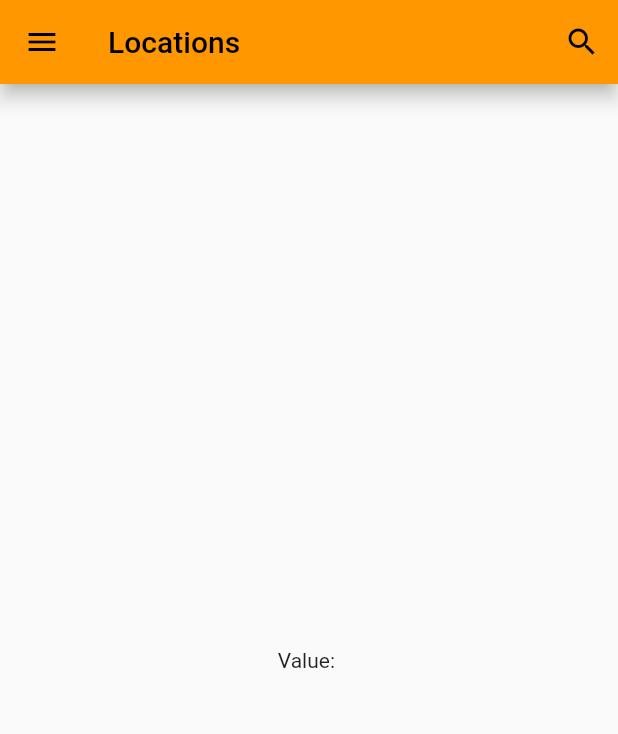
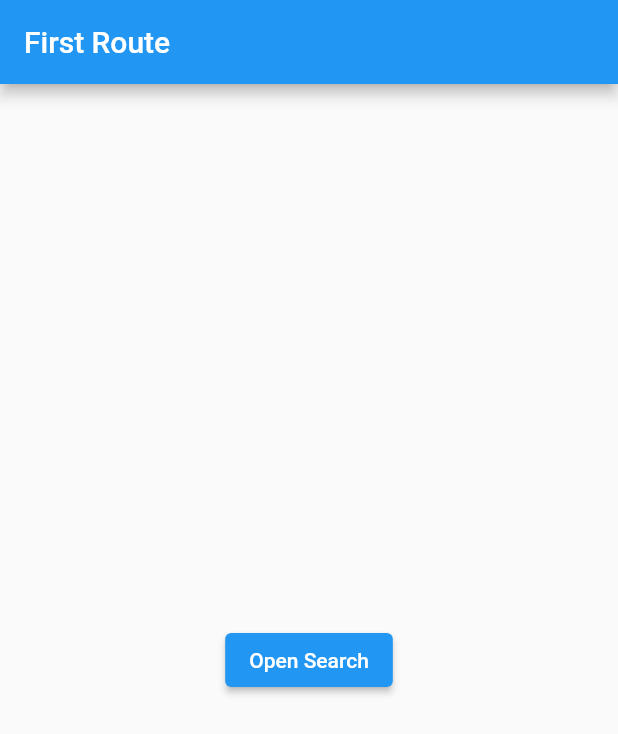
Before and after one commit to kausicmn/Mausam, a Flutter app: the screen it shows after launch, on a phone screen of 412 x 824 dp. Shown: the top 734 px of the screen. Run offline on Flutter 3.47's test engine with Material 2 defaults, Android fonts, the phone set to English and light mode, and no system bars; drawn by our look-alikes of easy_search_bar; our stand-ins replace shared_preferences.

Commit message:
Commit for search and diferent bar

```diff
--- /dev/null
+++ b/my_app/lib/SecondRoute.dart
@@ -0,0 +1,63 @@
+import 'package:easy_search_bar/easy_search_bar.dart';
+import 'package:flutter/material.dart';
+import 'package:easy_search_bar/easy_search_bar.dart';
+import 'package:shared_preferences/shared_preferences.dart';
+
+void main() {
+  runApp(const MyHomePage());
+}
+
+class MyHomePage extends StatefulWidget {
+  const MyHomePage({Key? key}) : super(key: key);
+
+  @override
+  State<MyHomePage> createState() => _MyHomePageState();
+}
+
+
+
+class _MyHomePageState extends State<MyHomePage> {
+  String searchValue = '';
+  final List<String> _suggestions = ['Afeganistan', 'Albania', 'Algeria', 'Australia', 'Brazil', 'German', 'Madagascar', 'Mozambique', 'Portugal', 'Zambia'];
+
+  @override
+  Widget build(BuildContext context) {
+    return  MaterialApp(
+        title: 'Example',
+        theme: ThemeData(
+            primarySwatch: Colors.orange
+        ),
+        home: Scaffold(
+            appBar: EasySearchBar(
+                title: const Text('Locations'),
+                onSearch: (value) => setState(() => searchValue = value),
+                suggestions: _suggestions
+            ),
+            drawer: Drawer(
+                child: ListView(
+                    padding: EdgeInsets.zero,
+                    children: [
+                      const DrawerHeader(
+                        decoration: BoxDecoration(
+                          color: Colors.blue,
+                        ),
+                        child: Text('Drawer Header'),
+                      ),
+                      ListTile(
+                          title: const Text('Item 1'),
+                          onTap: () => Navigator.pop(context)
+                      ),
+                      ListTile(
+                          title: const Text('Item 2'),
+                          onTap: () => Navigator.pop(context)
+                      )
+                    ]
+                )
+            ),
+            body: Center(
+                child: Text('Value: $searchValue')
+            )
+        )
+    );
+  }
+}
--- a/my_app/lib/main.dart
+++ b/my_app/lib/main.dart
@@ -1,59 +1,33 @@
-import 'package:easy_search_bar/easy_search_bar.dart';
 import 'package:flutter/material.dart';
+import 'package:my_app/SecondRoute.dart';
 
 void main() {
-  runApp(const MyHomePage());
+  runApp(const MaterialApp(
+    title: 'Navigation Basics',
+    home: FirstRoute(),
+  ));
 }
 
-class MyHomePage extends StatefulWidget {
-  const MyHomePage({Key? key}) : super(key: key);
-
-  @override
-  State<MyHomePage> createState() => _MyHomePageState();
-}
-
-class _MyHomePageState extends State<MyHomePage> {
-  String searchValue = '';
-  final List<String> _suggestions = ['Chico', 'Sacramento', 'San francisco', 'San jose', 'India', 'German', 'Madagascar', 'Mozambique', 'Portugal', 'Zambia'];
+class FirstRoute extends StatelessWidget {
+  const FirstRoute({super.key});
 
   @override
   Widget build(BuildContext context) {
-    return  MaterialApp(
-        title: 'Locations',
-        theme: ThemeData(
-            primarySwatch: Colors.orange
+    return Scaffold(
+      appBar: AppBar(
+        title: const Text('First Route'),
+      ),
+      body: Center(
+        child: ElevatedButton(
+          child: const Text('Open Search'),
+          onPressed: () {
+            Navigator.push(
+              context,
+              MaterialPageRoute(builder: (context) => const MyHomePage()),
+            );
+          },
         ),
-        home: Scaffold(
-            appBar: EasySearchBar(
-                title: const Text('Locations'),
-                onSearch: (value) => setState(() => searchValue = value),
-                suggestions: _suggestions
-            ),
-            drawer: Drawer(
-                child: ListView(
-                    padding: EdgeInsets.zero,
-                    children: [
-                      const DrawerHeader(
-                        decoration: BoxDecoration(
-                          color: Colors.blue,
-                        ),
-                        child: Text('Drawer Header'),
-                      ),
-                      ListTile(
-                          title: const Text('Item 1'),
-                          onTap: () => Navigator.pop(context)
-                      ),
-                      ListTile(
-                          title: const Text('Item 2'),
-                          onTap: () => Navigator.pop(context)
-                      )
-                    ]
-                )
-            ),
-            body: Center(
-                child: Text('Value: $searchValue')
-            )
-        )
+      ),
     );
   }
 }
--- a/my_app/pubspec.yaml
+++ b/my_app/pubspec.yaml
@@ -36,6 +36,7 @@ dependencies:
   # Use with the CupertinoIcons class for iOS style icons.
   cupertino_icons: ^1.0.2
   easy_search_bar: ^2.4.2
+  shared_preferences: ^2.1.0
 
 dev_dependencies:
   flutter_test:
```
Also changed, not shown: my_app/pubspec.lock, 1 other file.
